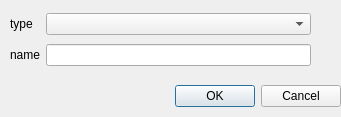
syncope/adapt, file gui/addProcessDialog.ui: the form before one commit.
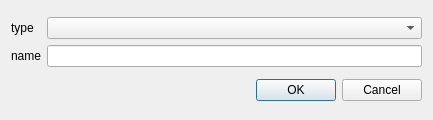
The form after the commit.

Commit message: Jans' tip: lay out the ui forms "in a grid" -- and magically they will adjust according to their size

```diff
--- a/gui/addProcessDialog.ui
+++ b/gui/addProcessDialog.ui
@@ -6,38 +6,15 @@
    <rect>
     <x>0</x>
     <y>0</y>
-    <width>341</width>
-    <height>117</height>
+    <width>433</width>
+    <height>120</height>
    </rect>
   </property>
   <property name="windowTitle">
    <string>Choose process to add</string>
   </property>
-  <widget class="QDialogButtonBox" name="buttonBox">
-   <property name="geometry">
-    <rect>
-     <x>0</x>
-     <y>80</y>
-     <width>341</width>
-     <height>32</height>
-    </rect>
-   </property>
-   <property name="orientation">
-    <enum>Qt::Horizontal</enum>
-   </property>
-   <property name="standardButtons">
-    <set>QDialogButtonBox::Cancel|QDialogButtonBox::Ok</set>
-   </property>
-  </widget>
-  <widget class="QWidget" name="gridLayoutWidget">
-   <property name="geometry">
-    <rect>
-     <x>10</x>
-     <y>10</y>
-     <width>301</width>
-     <height>61</height>
-    </rect>
-   </property>
+  <layout class="QGridLayout" name="gridLayout_2">
+   <item row="0" column="0">
    <layout class="QGridLayout" name="gridLayout">
     <item row="0" column="0">
      <widget class="QLabel" name="label">
@@ -60,7 +37,18 @@
      <widget class="QLineEdit" name="processNameEdit"/>
     </item>
    </layout>
-  </widget>
+   </item>
+   <item row="1" column="0">
+    <widget class="QDialogButtonBox" name="buttonBox">
+     <property name="orientation">
+      <enum>Qt::Horizontal</enum>
+     </property>
+     <property name="standardButtons">
+      <set>QDialogButtonBox::Cancel|QDialogButtonBox::Ok</set>
+     </property>
+    </widget>
+   </item>
+  </layout>
  </widget>
  <resources/>
  <connections>
```
Lines whose indentation alone changed are shown as unchanged. The commit also changes 4 other files.
